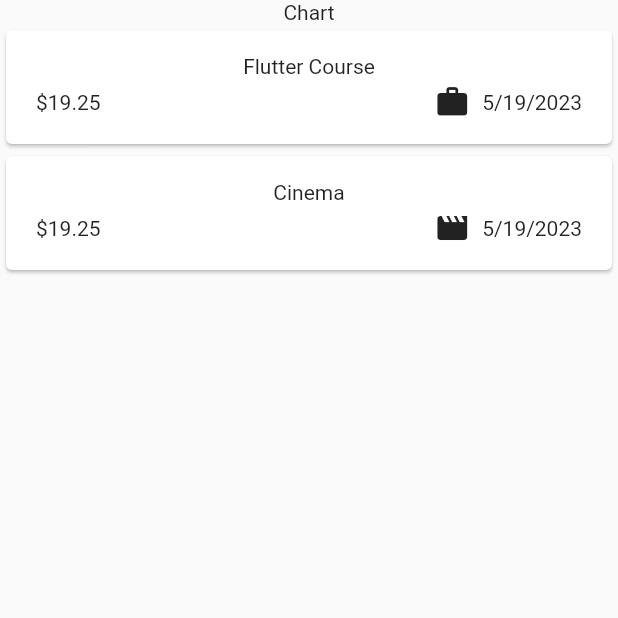
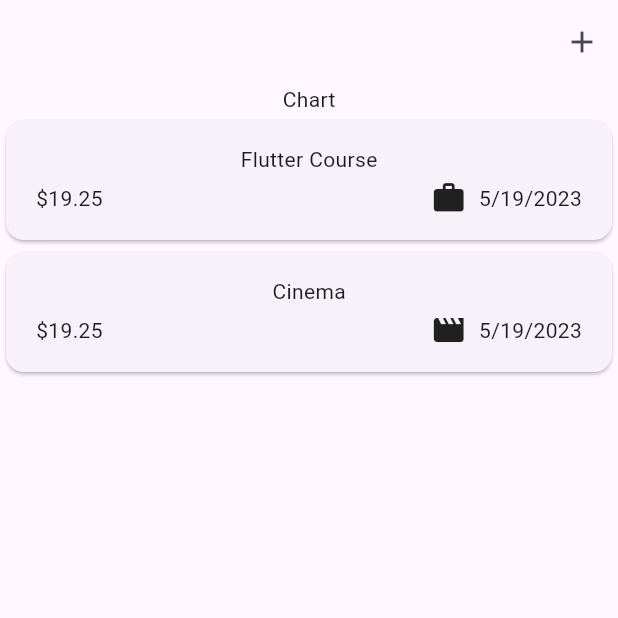
Before and after one commit to AlbertSigsbert/Expense-Tracker, a Flutter app: the screen it shows after launch, on a phone screen of 412 x 824 dp, the top half of it. Run offline on Flutter 3.47's test engine with Material 2 defaults, Android fonts, the phone set to English and light mode, and no system bars.

Commit message:
Adding an AppBar & Title

```diff
--- a/lib/main.dart
+++ b/lib/main.dart
@@ -3,8 +3,9 @@ import 'package:expense_tracker/widgets/expenses.dart';
 
 void main() {
   runApp(
-    const MaterialApp(
-      home: Expenses(),
+     MaterialApp(
+      theme: ThemeData(useMaterial3: true),
+      home:  const Expenses(),
     )
   );
 }
--- a/lib/widgets/expenses.dart
+++ b/lib/widgets/expenses.dart
@@ -28,6 +28,14 @@ class _ExpensesState extends State<Expenses> {
   @override
   Widget build(BuildContext context) {
     return Scaffold(
+      appBar: AppBar(
+        actions: [
+        IconButton(
+          onPressed: () {},
+          icon: const Icon(Icons.add)
+         )
+         ],
+      ),
       body: Column(
         children: [
           const Text('Chart'),
```
